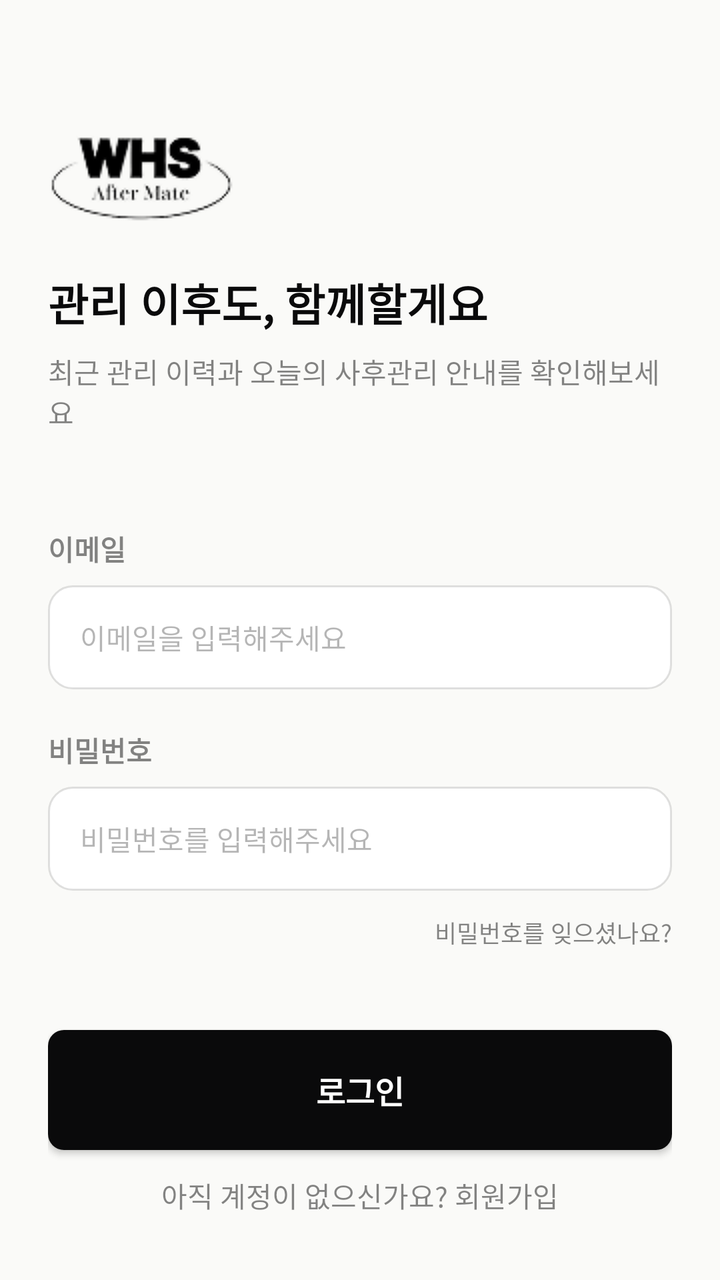
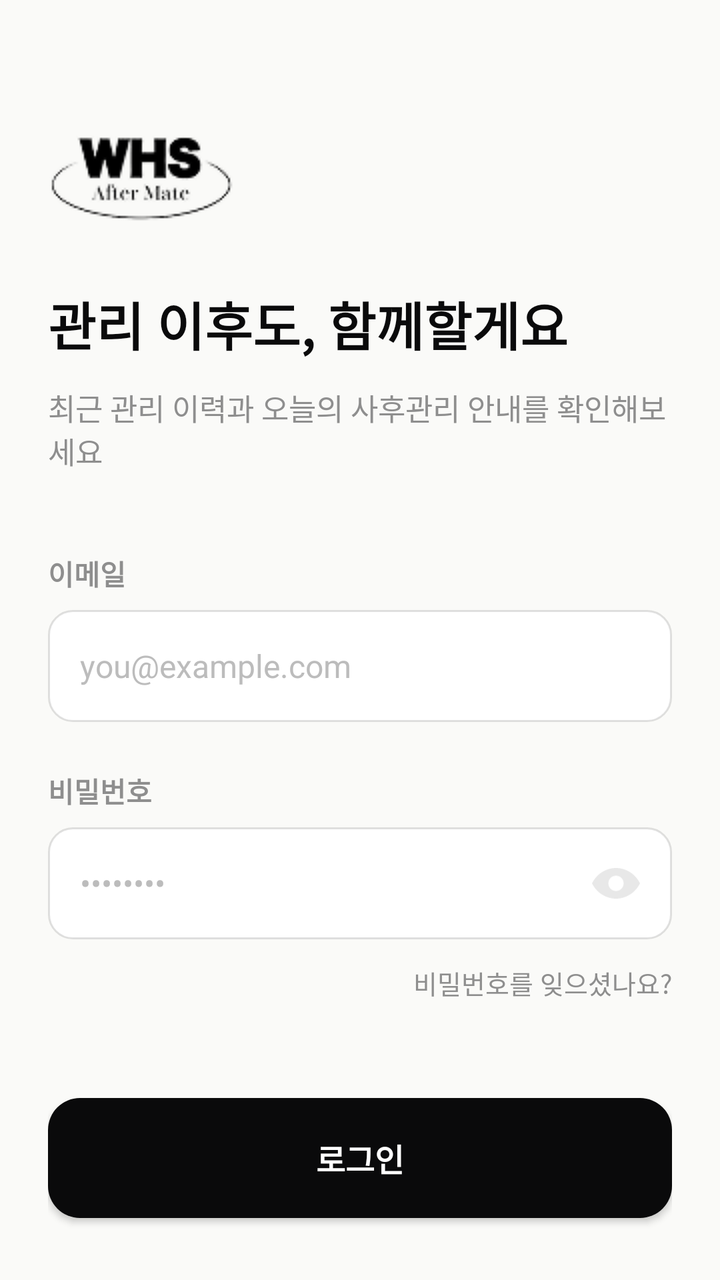

Before-and-after screenshots of an Android layout around one commit, followed by the original layout XML and the change that was made.
<!-- AndroidManifest.xml: application theme Theme.WHSAfterMate -->
<!-- res/layout/fragment_login.xml -->
<?xml version="1.0" encoding="utf-8"?>
<androidx.constraintlayout.widget.ConstraintLayout xmlns:android="http://schemas.android.com/apk/res/android"
    xmlns:app="http://schemas.android.com/apk/res-auto"
    xmlns:tools="http://schemas.android.com/tools"
    android:layout_width="match_parent"
    android:layout_height="match_parent"
    android:background="@color/background"
    android:padding="24dp"
    tools:context=".ui.auth.LoginFragment">

    
    <ImageView
        android:id="@+id/ivLogo"
        android:layout_width="wrap_content"
        android:layout_height="wrap_content"
        android:layout_marginTop="40dp"
        android:src="@drawable/logo_black"
        app:layout_constraintStart_toStartOf="parent"
        app:layout_constraintTop_toTopOf="parent" />

    <TextView
        android:id="@+id/tvTitle"
        android:layout_width="wrap_content"
        android:layout_height="wrap_content"
        android:layout_marginTop="24dp"
        android:text="관리 이후도, 함께할게요"
        android:textColor="@color/whs_black"
        android:textSize="22sp"
        android:textStyle="bold"
        app:layout_constraintStart_toStartOf="parent"
        app:layout_constraintTop_toBottomOf="@id/ivLogo" />

    <TextView
        android:id="@+id/tvSubtitle"
        android:layout_width="0dp"
        android:layout_height="wrap_content"
        android:layout_marginTop="8dp"
        android:text="최근 관리 이력과 오늘의 사후관리 안내를 확인해보세요"
        android:textColor="@color/whs_black"
        android:alpha="0.5"
        android:textSize="14sp"
        app:layout_constraintEnd_toEndOf="parent"
        app:layout_constraintStart_toStartOf="parent"
        app:layout_constraintTop_toBottomOf="@id/tvTitle" />

    
    <TextView
        android:id="@+id/tvEmailLabel"
        android:layout_width="wrap_content"
        android:layout_height="wrap_content"
        android:layout_marginTop="48dp"
        android:text="이메일"
        android:textColor="@color/whs_black"
        android:alpha="0.5"
        android:textSize="14sp"
        android:textStyle="bold"
        app:layout_constraintStart_toStartOf="parent"
        app:layout_constraintTop_toBottomOf="@id/tvSubtitle" />

    <EditText
        android:id="@+id/etEmail"
        android:layout_width="0dp"
        android:layout_height="52dp"
        android:layout_marginTop="8dp"
        android:background="@drawable/bg_edittext"
        android:hint="이메일을 입력해주세요"
        android:inputType="textEmailAddress"
        android:paddingHorizontal="16dp"
        android:textSize="14sp"
        android:textColorHint="#4D0A0A0B"
        app:layout_constraintEnd_toEndOf="parent"
        app:layout_constraintStart_toStartOf="parent"
        app:layout_constraintTop_toBottomOf="@id/tvEmailLabel" />

    
    <TextView
        android:id="@+id/tvPasswordLabel"
        android:layout_width="wrap_content"
        android:layout_height="wrap_content"
        android:layout_marginTop="20dp"
        android:text="비밀번호"
        android:textColor="@color/whs_black"
        android:alpha="0.5"
        android:textSize="14sp"
        android:textStyle="bold"
        app:layout_constraintStart_toStartOf="parent"
        app:layout_constraintTop_toBottomOf="@id/etEmail" />

    <EditText
        android:id="@+id/etPassword"
        android:layout_width="0dp"
        android:layout_height="52dp"
        android:layout_marginTop="8dp"
        android:background="@drawable/bg_edittext"
        android:hint="비밀번호를 입력해주세요"
        android:inputType="textPassword"
        android:paddingHorizontal="16dp"
        android:textSize="14sp"
        android:textColorHint="#4D0A0A0B"
        app:layout_constraintEnd_toEndOf="parent"
        app:layout_constraintStart_toStartOf="parent"
        app:layout_constraintTop_toBottomOf="@id/tvPasswordLabel" />

    
    <TextView
        android:id="@+id/tvForgotPassword"
        android:layout_width="wrap_content"
        android:layout_height="wrap_content"
        android:layout_marginTop="12dp"
        android:text="비밀번호를 잊으셨나요?"
        android:textColor="@color/whs_black"
        android:alpha="0.5"
        android:textSize="12sp"
        app:layout_constraintEnd_toEndOf="parent"
        app:layout_constraintTop_toBottomOf="@id/etPassword" />

    
    <androidx.appcompat.widget.AppCompatButton
        android:id="@+id/btnLogin"
        android:layout_width="0dp"
        android:layout_height="60dp"
        android:layout_marginTop="40dp"
        android:background="@drawable/bg_button_black"
        android:text="로그인"
        android:textColor="@color/white"
        android:textSize="16sp"
        android:textStyle="bold"
        app:layout_constraintEnd_toEndOf="parent"
        app:layout_constraintStart_toStartOf="parent"
        app:layout_constraintTop_toBottomOf="@id/tvForgotPassword" />

    
    <TextView
        android:id="@+id/tvSignUpGuide"
        android:layout_width="wrap_content"
        android:layout_height="wrap_content"
        android:layout_marginBottom="8dp"
        android:text="아직 계정이 없으신가요? 회원가입"
        android:textColor="@color/whs_black"
        android:alpha="0.5"
        android:textSize="14sp"
        app:layout_constraintBottom_toBottomOf="parent"
        app:layout_constraintEnd_toEndOf="parent"
        app:layout_constraintStart_toStartOf="parent" />

</androidx.constraintlayout.widget.ConstraintLayout>
<!-- resources referenced by this layout -->
<resources>
  <color name="background">#FAFAF8</color>
  <color name="white">#FFFFFFFF</color>
  <color name="whs_black">#0A0A0B</color>
  <!-- drawable bg_button_black (drawable) -->
  <?xml version="1.0" encoding="utf-8"?>
  <shape xmlns:android="http://schemas.android.com/apk/res/android">
      <solid android:color="@color/whs_black" />
      <corners android:radius="8dp" />
  </shape>
  <!-- drawable bg_edittext (drawable) -->
  <?xml version="1.0" encoding="utf-8"?>
  <shape xmlns:android="http://schemas.android.com/apk/res/android">
      <solid android:color="@color/white" />
      <stroke
          android:width="1dp"
          android:color="#1F0A0A0B" />
      <corners android:radius="12dp" />
  </shape>
  <!-- drawable logo_black: png bitmap (drawable, 4668 bytes) -->
  <style name="Theme.WHSAfterMate" parent="Theme.MaterialComponents.DayNight.DarkActionBar">
          
          <item name="colorPrimary">@color/purple_500</item>
          <item name="colorPrimaryVariant">@color/purple_700</item>
          <item name="colorOnPrimary">@color/white</item>
          
          <item name="colorSecondary">@color/teal_200</item>
          <item name="colorSecondaryVariant">@color/teal_700</item>
          <item name="colorOnSecondary">@color/black</item>
          
          <item name="android:statusBarColor" tools:targetApi="l">?attr/colorPrimaryVariant</item>
      </style>
  <color name="purple_500">#FF6200EE</color>
  <color name="purple_700">#FF3700B3</color>
  <color name="teal_200">#FF03DAC5</color>
  <color name="teal_700">#FF018786</color>
  <color name="black">#FF000000</color>
</resources>

<!-- the commit's change to res/layout/fragment_login.xml (unified diff, before → after) -->
@@ -18,14 +18,16 @@
         app:layout_constraintStart_toStartOf="parent"
         app:layout_constraintTop_toTopOf="parent" />
 
+    
     <TextView
         android:id="@+id/tvTitle"
         android:layout_width="wrap_content"
         android:layout_height="wrap_content"
-        android:layout_marginTop="24dp"
+        android:layout_marginTop="32dp"
         android:text="관리 이후도, 함께할게요"
         android:textColor="@color/whs_black"
-        android:textSize="22sp"
+        android:fontFamily="sans-serif-black"
+        android:textSize="26sp"
         android:textStyle="bold"
         app:layout_constraintStart_toStartOf="parent"
         app:layout_constraintTop_toBottomOf="@id/ivLogo" />
@@ -34,11 +36,10 @@
         android:id="@+id/tvSubtitle"
         android:layout_width="0dp"
         android:layout_height="wrap_content"
-        android:layout_marginTop="8dp"
+        android:layout_marginTop="12dp"
         android:text="최근 관리 이력과 오늘의 사후관리 안내를 확인해보세요"
-        android:textColor="@color/whs_black"
-        android:alpha="0.5"
-        android:textSize="14sp"
+        android:textColor="#8E8E8E"
+        android:textSize="15sp"
         app:layout_constraintEnd_toEndOf="parent"
         app:layout_constraintStart_toStartOf="parent"
         app:layout_constraintTop_toBottomOf="@id/tvTitle" />
@@ -48,10 +49,9 @@
         android:id="@+id/tvEmailLabel"
         android:layout_width="wrap_content"
         android:layout_height="wrap_content"
-        android:layout_marginTop="48dp"
+        android:layout_marginTop="40dp"
         android:text="이메일"
-        android:textColor="@color/whs_black"
-        android:alpha="0.5"
+        android:textColor="#8E8E8E"
         android:textSize="14sp"
         android:textStyle="bold"
         app:layout_constraintStart_toStartOf="parent"
@@ -60,14 +60,15 @@
     <EditText
         android:id="@+id/etEmail"
         android:layout_width="0dp"
-        android:layout_height="52dp"
+        android:layout_height="56dp"
         android:layout_marginTop="8dp"
         android:background="@drawable/bg_edittext"
-        android:hint="이메일을 입력해주세요"
+        android:hint="you@example.com"
         android:inputType="textEmailAddress"
         android:paddingHorizontal="16dp"
-        android:textSize="14sp"
-        android:textColorHint="#4D0A0A0B"
+        android:textColor="@color/whs_black"
+        android:textColorHint="#BCBCBC"
+        android:textSize="16sp"
         app:layout_constraintEnd_toEndOf="parent"
         app:layout_constraintStart_toStartOf="parent"
         app:layout_constraintTop_toBottomOf="@id/tvEmailLabel" />
@@ -77,29 +78,50 @@
         android:id="@+id/tvPasswordLabel"
         android:layout_width="wrap_content"
         android:layout_height="wrap_content"
-        android:layout_marginTop="20dp"
+        android:layout_marginTop="24dp"
         android:text="비밀번호"
-        android:textColor="@color/whs_black"
-        android:alpha="0.5"
+        android:textColor="#8E8E8E"
         android:textSize="14sp"
         android:textStyle="bold"
         app:layout_constraintStart_toStartOf="parent"
         app:layout_constraintTop_toBottomOf="@id/etEmail" />
 
-    <EditText
-        android:id="@+id/etPassword"
+    <androidx.constraintlayout.widget.ConstraintLayout
+        android:id="@+id/clPasswordContainer"
         android:layout_width="0dp"
-        android:layout_height="52dp"
+        android:layout_height="56dp"
         android:layout_marginTop="8dp"
-        android:background="@drawable/bg_edittext"
-        android:hint="비밀번호를 입력해주세요"
-        android:inputType="textPassword"
-        android:paddingHorizontal="16dp"
-        android:textSize="14sp"
-        android:textColorHint="#4D0A0A0B"
         app:layout_constraintEnd_toEndOf="parent"
         app:layout_constraintStart_toStartOf="parent"
-        app:layout_constraintTop_toBottomOf="@id/tvPasswordLabel" />
+        app:layout_constraintTop_toBottomOf="@id/tvPasswordLabel">
+
+        <EditText
+            android:id="@+id/etPassword"
+            android:layout_width="0dp"
+            android:layout_height="match_parent"
+            android:background="@drawable/bg_edittext"
+            android:hint="••••••••"
+            android:inputType="textPassword"
+            android:paddingStart="16dp"
+            android:paddingEnd="48dp"
+            android:textColor="@color/whs_black"
+            android:textColorHint="#BCBCBC"
+            android:textSize="16sp"
+            app:layout_constraintEnd_toEndOf="parent"
+            app:layout_constraintStart_toStartOf="parent"
+            app:layout_constraintTop_toTopOf="parent" />
+
+        <ImageView
+            android:id="@+id/ivPasswordToggle"
+            android:layout_width="24dp"
+            android:layout_height="24dp"
+            android:layout_marginEnd="16dp"
+            android:src="@drawable/ic_eye_alpha"
+            app:layout_constraintBottom_toBottomOf="parent"
+            app:layout_constraintEnd_toEndOf="parent"
+            app:layout_constraintTop_toTopOf="parent"
+            app:tint="#BCBCBC" />
+    </androidx.constraintlayout.widget.ConstraintLayout>
 
     
     <TextView
@@ -108,23 +130,23 @@
         android:layout_height="wrap_content"
         android:layout_marginTop="12dp"
         android:text="비밀번호를 잊으셨나요?"
-        android:textColor="@color/whs_black"
-        android:alpha="0.5"
-        android:textSize="12sp"
+        android:textColor="#8E8E8E"
+        android:textSize="13sp"
         app:layout_constraintEnd_toEndOf="parent"
-        app:layout_constraintTop_toBottomOf="@id/etPassword" />
+        app:layout_constraintTop_toBottomOf="@id/clPasswordContainer" />
 
     
     <androidx.appcompat.widget.AppCompatButton
         android:id="@+id/btnLogin"
         android:layout_width="0dp"
         android:layout_height="60dp"
-        android:layout_marginTop="40dp"
+        android:layout_marginTop="48dp"
         android:background="@drawable/bg_button_black"
         android:text="로그인"
         android:textColor="@color/white"
         android:textSize="16sp"
         android:textStyle="bold"
+        app:backgroundTint="@null"
         app:layout_constraintEnd_toEndOf="parent"
         app:layout_constraintStart_toStartOf="parent"
         app:layout_constraintTop_toBottomOf="@id/tvForgotPassword" />
@@ -134,10 +156,9 @@
         android:id="@+id/tvSignUpGuide"
         android:layout_width="wrap_content"
         android:layout_height="wrap_content"
-        android:layout_marginBottom="8dp"
+        android:layout_marginBottom="16dp"
         android:text="아직 계정이 없으신가요? 회원가입"
-        android:textColor="@color/whs_black"
-        android:alpha="0.5"
+        android:textColor="#8E8E8E"
         android:textSize="14sp"
         app:layout_constraintBottom_toBottomOf="parent"
         app:layout_constraintEnd_toEndOf="parent"
<!-- resource entries referenced after the edit -->
@@ -7,7 +7,7 @@
   <?xml version="1.0" encoding="utf-8"?>
   <shape xmlns:android="http://schemas.android.com/apk/res/android">
       <solid android:color="@color/whs_black" />
-      <corners android:radius="8dp" />
+      <corners android:radius="16dp" />
   </shape>
   <!-- drawable bg_edittext (drawable) -->
   <?xml version="1.0" encoding="utf-8"?>
@@ -18,6 +18,17 @@
           android:color="#1F0A0A0B" />
       <corners android:radius="12dp" />
   </shape>
+  <!-- drawable ic_eye_alpha (drawable) -->
+  <vector xmlns:android="http://schemas.android.com/apk/res/android"
+      android:width="22dp"
+      android:height="14dp"
+      android:viewportWidth="22"
+      android:viewportHeight="14">
+      <path
+          android:fillAlpha="0.35"
+          android:fillColor="#0A0A0B"
+          android:pathData="M0,7C2.028,2.848 6.192,0 11,0C15.808,0 19.972,2.848 22,7C19.972,11.152 15.808,14 11,14C6.192,14 2.028,11.152 0,7ZM11,10.5C11.4596,10.5 11.9148,10.4095 12.3394,10.2336C12.764,10.0577 13.1499,9.79988 13.4749,9.47487C13.7999,9.14987 14.0577,8.76403 14.2336,8.33939C14.4095,7.91475 14.5,7.45963 14.5,7C14.5,6.54037 14.4095,6.08525 14.2336,5.66061C14.0577,5.23597 13.7999,4.85013 13.4749,4.52513C13.1499,4.20012 12.764,3.94231 12.3394,3.76642C11.9148,3.59053 11.4596,3.5 11,3.5C10.0717,3.5 9.1815,3.86875 8.52513,4.52513C7.86875,5.1815 7.5,6.07174 7.5,7C7.5,7.92826 7.86875,8.8185 8.52513,9.47487C9.1815,10.1313 10.0717,10.5 11,10.5Z" />
+  </vector>
   <!-- drawable logo_black: png bitmap (drawable, 4668 bytes) -->
   <style name="Theme.WHSAfterMate" parent="Theme.MaterialComponents.DayNight.DarkActionBar">
           
